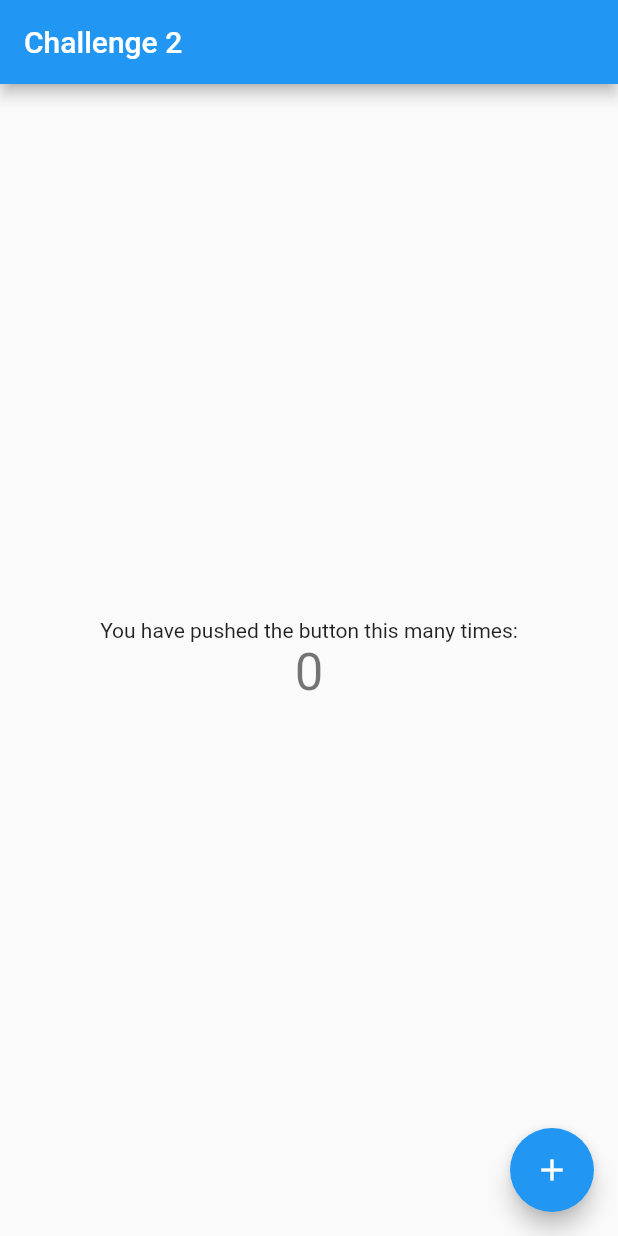
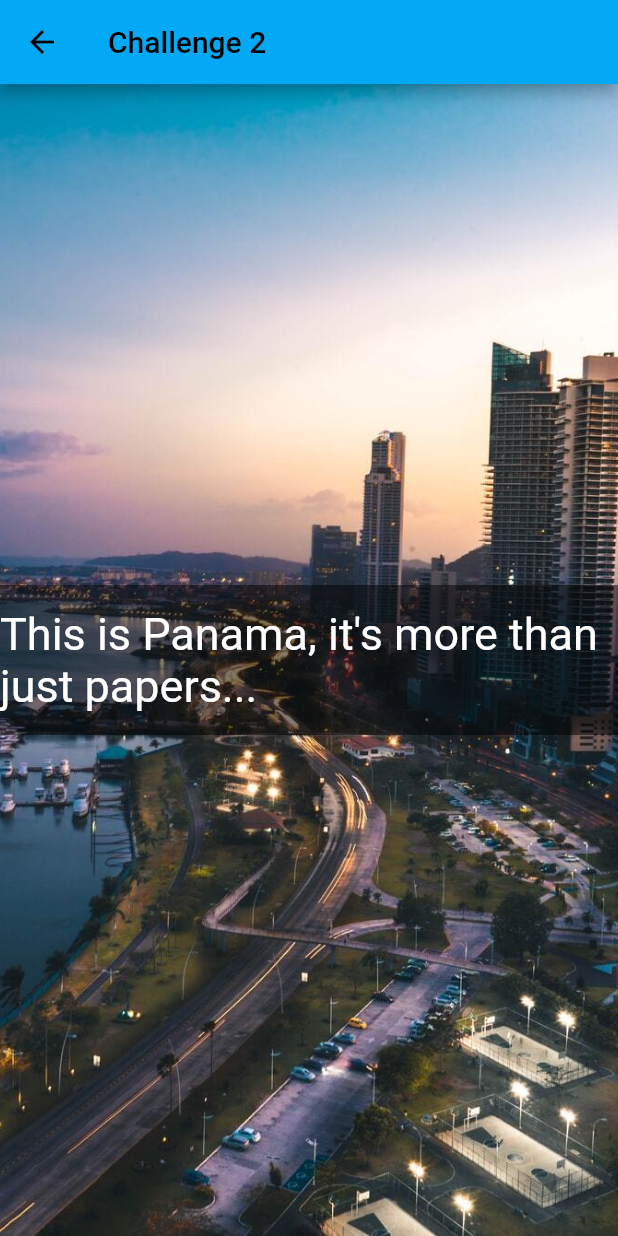
Before and after one commit to dealmengor/flutter_lab, a Flutter app: the screen it shows after launch, on a phone screen of 412 x 824 dp. Run offline on Flutter 3.47's test engine with Material 2 defaults, Android fonts, the phone set to English and light mode, and no system bars.

Commit message:
Challenge2

```diff
--- a/sampleChallenges/challenge2/lib/main.dart
+++ b/sampleChallenges/challenge2/lib/main.dart
@@ -12,7 +12,7 @@ class MyApp extends StatelessWidget {
     return MaterialApp(
       title: 'Challenge 2',
       theme: ThemeData(
-        primarySwatch: Colors.blue,
+        primarySwatch: Colors.lightBlue,
       ),
       home: const MyHomePage(title: 'Challenge 2'),
     );
@@ -29,38 +29,40 @@ class MyHomePage extends StatefulWidget {
 }
 
 class _MyHomePageState extends State<MyHomePage> {
-  int _counter = 0;
-
-  void _incrementCounter() {
-    setState(() {
-      _counter++;
-    });
-  }
-
   @override
   Widget build(BuildContext context) {
     return Scaffold(
       appBar: AppBar(
+        leading: const Icon(Icons.arrow_back),
         title: Text(widget.title),
       ),
-      body: Center(
-        child: Column(
-          mainAxisAlignment: MainAxisAlignment.center,
-          children: <Widget>[
-            const Text(
-              'You have pushed the button this many times:',
-            ),
-            Text(
-              '$_counter',
-              style: Theme.of(context).textTheme.headline4,
-            ),
-          ],
+      body: Stack(
+        children: <Widget>[
+          _backGroundImage(),
+          _centralText(),
+        ],
+      ),
+    );
+  }
+
+  Widget _backGroundImage() {
+    return const Image(
+      image: AssetImage('assets/images/Panama.jpg'),
+      height: double.infinity,
+      width: double.infinity,
+      fit: BoxFit.cover,
+    );
+  }
+
+  Widget _centralText() {
+    return Center(
+      child: Container(
+        height: 100,
+        color: const Color.fromRGBO(0, 0, 0, 0.5),
+        child: const Center(
+          child: Text("This is Panama, it's more than just papers...",
+              style: TextStyle(fontSize: 30, color: Colors.white)),
         ),
-      ),
-      floatingActionButton: FloatingActionButton(
-        onPressed: _incrementCounter,
-        tooltip: 'Increment',
-        child: const Icon(Icons.add),
       ),
     );
   }
--- a/sampleChallenges/challenge2/pubspec.yaml
+++ b/sampleChallenges/challenge2/pubspec.yaml
@@ -3,7 +3,7 @@ description: A new Flutter project.
 
 # The following line prevents the package from being accidentally published to
 # pub.dev using `flutter pub publish`. This is preferred for private packages.
-publish_to: 'none' # Remove this line if you wish to publish to pub.dev
+publish_to: "none" # Remove this line if you wish to publish to pub.dev
 
 # The following defines the version and build number for your application.
 # A version number is three numbers separated by dots, like 1.2.43
@@ -30,7 +30,6 @@ dependencies:
   flutter:
     sdk: flutter
 
-
   # The following adds the Cupertino Icons font to your application.
   # Use with the CupertinoIcons class for iOS style icons.
   cupertino_icons: ^1.0.2
@@ -51,7 +50,6 @@ dev_dependencies:
 
 # The following section is specific to Flutter.
 flutter:
-
   # The following line ensures that the Material Icons font is
   # included with your application, so that you can use the icons in
   # the material Icons class.
@@ -61,6 +59,8 @@ flutter:
   # assets:
   #   - images/a_dot_burr.jpeg
   #   - images/a_dot_ham.jpeg
+  assets:
+    - assets/images/Panama.jpg
 
   # An image asset can refer to one or more resolution-specific "variants", see
   # https://flutter.dev/assets-and-images/#resolution-aware.
```
Also changed, not shown: sampleChallenges/challenge2/assets/images/Panama.jpg (added).
